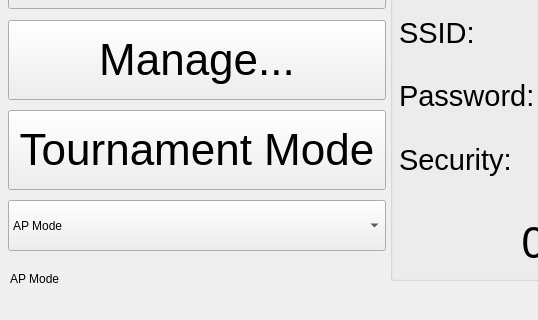
kipr/botui, file ui/NetworkSettingsWidget.ui: the form before one commit; both pictures show x 0 to 538 and y 160 to 480 of the 800 by 480 pixel window.
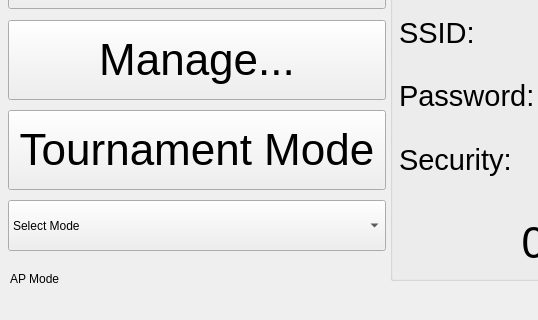
The form after the commit. Icons and pictures are not drawn.

Commit message: Fixed bug with multiple access points being shown in connection menu, added conditionals for Infrastructure and AP modes

The edit to the form file:
```diff
--- a/ui/NetworkSettingsWidget.ui
+++ b/ui/NetworkSettingsWidget.ui
@@ -327,11 +327,16 @@
     </rect>
    </property>
    <property name="currentText">
-    <string extracomment="Connection Mode">AP Mode</string>
+    <string extracomment="Connection Mode">Select Mode</string>
    </property>
    <property name="maxVisibleItems">
     <number>3</number>
    </property>
+   <item>
+    <property name="text">
+     <string>Select Mode</string>
+    </property>
+   </item>
    <item>
     <property name="text">
      <string>AP Mode</string>
```
Left out of the diff: 7 changed lines with no effect on the pictures. The commit also changes 8 other files.
